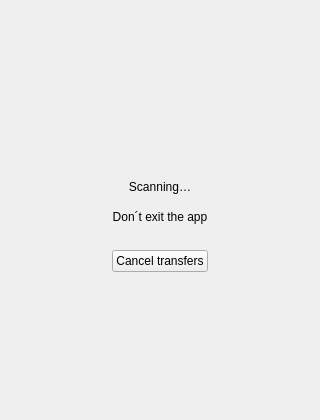
First picture: the form in src/MEGASync/gui/macx/ScanningWidget.ui, repository meganz/MEGAsync, before the edit.
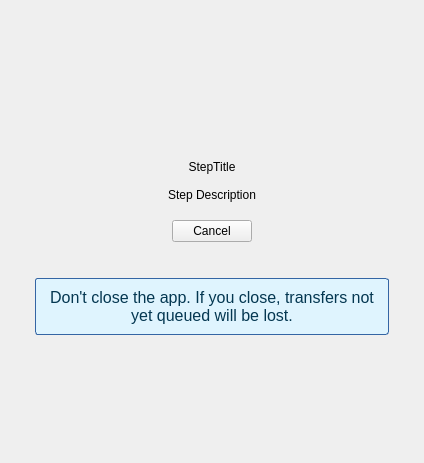
Second picture: the form after the edit.

Diff of the .ui file:
```diff
--- a/src/MEGASync/gui/macx/ScanningWidget.ui
+++ b/src/MEGASync/gui/macx/ScanningWidget.ui
@@ -6,8 +6,8 @@
    <rect>
     <x>0</x>
     <y>0</y>
-    <width>320</width>
-    <height>420</height>
+    <width>424</width>
+    <height>463</height>
    </rect>
   </property>
   <property name="windowTitle">
@@ -22,7 +22,7 @@
      <property name="sizeHint" stdset="0">
       <size>
        <width>20</width>
-       <height>107</height>
+       <height>40</height>
       </size>
      </property>
     </spacer>
@@ -83,7 +83,7 @@
    <item>
     <widget class="QLabel" name="lScanning">
      <property name="text">
-      <string>Scanning…</string>
+      <string notr="true">StepTitle</string>
      </property>
      <property name="alignment">
       <set>Qt::AlignCenter</set>
@@ -101,7 +101,7 @@
      <property name="sizeHint" stdset="0">
       <size>
        <width>20</width>
-       <height>10</height>
+       <height>8</height>
       </size>
      </property>
     </spacer>
@@ -109,7 +109,7 @@
    <item>
     <widget class="QLabel" name="lExplanation">
      <property name="text">
-      <string>Don´t exit the app</string>
+      <string notr="true">Step Description</string>
      </property>
      <property name="alignment">
       <set>Qt::AlignCenter</set>
@@ -127,7 +127,7 @@
      <property name="sizeHint" stdset="0">
       <size>
        <width>20</width>
-       <height>20</height>
+       <height>12</height>
       </size>
      </property>
     </spacer>
@@ -153,7 +153,7 @@
         <cursorShape>PointingHandCursor</cursorShape>
        </property>
        <property name="text">
-        <string>Cancel transfers</string>
+        <string>Cancel</string>
        </property>
       </widget>
      </item>
@@ -172,6 +172,96 @@
      </item>
     </layout>
    </item>
+   <item>
+    <spacer name="verticalSpacer_3">
+     <property name="orientation">
+      <enum>Qt::Vertical</enum>
+     </property>
+     <property name="sizeType">
+      <enum>QSizePolicy::Fixed</enum>
+     </property>
+     <property name="sizeHint" stdset="0">
+      <size>
+       <width>20</width>
+       <height>30</height>
+      </size>
+     </property>
+    </spacer>
+   </item>
+   <item>
+    <layout class="QHBoxLayout" name="horizontalLayout_3">
+     <item>
+      <spacer name="horizontalSpacer">
+       <property name="orientation">
+        <enum>Qt::Horizontal</enum>
+       </property>
+       <property name="sizeHint" stdset="0">
+        <size>
+         <width>40</width>
+         <height>20</height>
+        </size>
+       </property>
+      </spacer>
+     </item>
+     <item>
+      <widget class="QFrame" name="frame">
+       <property name="sizePolicy">
+        <sizepolicy hsizetype="Maximum" vsizetype="Maximum">
+         <horstretch>0</horstretch>
+         <verstretch>0</verstretch>
+        </sizepolicy>
+       </property>
+       <property name="autoFillBackground">
+        <bool>false</bool>
+       </property>
+       <property name="styleSheet">
+        <string notr="true">background-color: rgb(223, 244, 254);
+border-color: rgb(52, 101, 164);
+border-style: solid;
+border-width: 1px; 
+border-radius: 3px;</string>
+       </property>
+       <layout class="QVBoxLayout" name="verticalLayout_2">
+        <item>
+         <widget class="QLabel" name="label">
+          <property name="styleSheet">
+           <string notr="true">color: rgb(4, 55, 81);
+border-width : 0px;
+font: 12pt
+</string>
+          </property>
+          <property name="frameShadow">
+           <enum>QFrame::Plain</enum>
+          </property>
+          <property name="text">
+           <string>Don't close the app. If you close, transfers not yet queued will be lost.</string>
+          </property>
+          <property name="alignment">
+           <set>Qt::AlignCenter</set>
+          </property>
+          <property name="wordWrap">
+           <bool>true</bool>
+          </property>
+         </widget>
+        </item>
+       </layout>
+      </widget>
+     </item>
+     <item>
+      <spacer name="horizontalSpacer_2">
+       <property name="orientation">
+        <enum>Qt::Horizontal</enum>
+       </property>
+       <property name="sizeHint" stdset="0">
+        <size>
+         <width>40</width>
+         <height>20</height>
+        </size>
+       </property>
+      </spacer>
+     </item>
+    </layout>
+   </item>
    <item>
     <spacer name="verticalSpacer_8">
      <property name="orientation">
```
Left out of the diff: 6 changed lines with no effect on the pictures.
